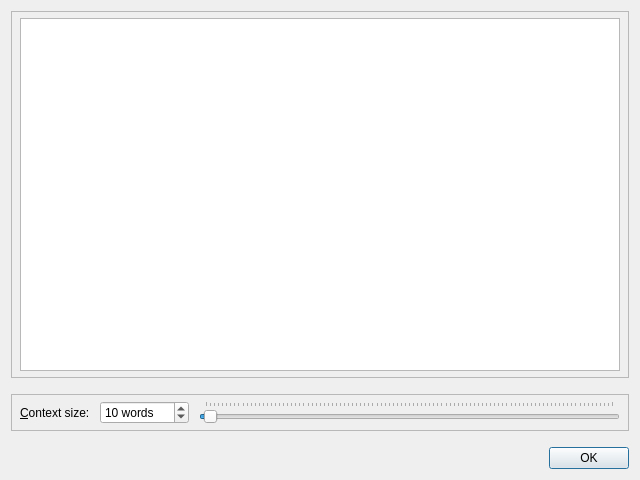
gkunter/coquery, file coquery/gui/ui/contextViewer.ui: the form before one commit.
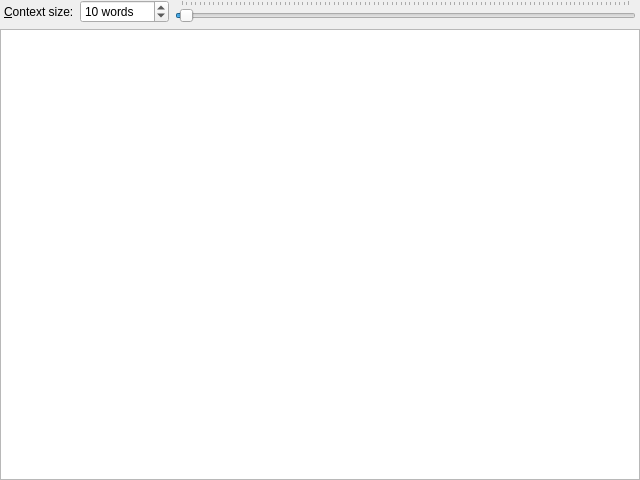
The form after the commit.

Commit message: Restyle context viewer

Patch:
```diff
--- a/coquery/gui/ui/contextViewer.ui
+++ b/coquery/gui/ui/contextViewer.ui
@@ -15,71 +15,18 @@
   </property>
   <layout class="QVBoxLayout" name="verticalLayout_3">
    <property name="spacing">
-    <number>16</number>
+    <number>-1</number>
    </property>
-   <item>
-    <widget class="QFrame" name="box_context">
-     <property name="frameShape">
-      <enum>QFrame::StyledPanel</enum>
-     </property>
-     <property name="frameShadow">
-      <enum>QFrame::Raised</enum>
-     </property>
-     <layout class="QVBoxLayout" name="verticalLayout_2">
-      <property name="leftMargin">
-       <number>8</number>
-      </property>
-      <property name="topMargin">
-       <number>6</number>
-      </property>
-      <property name="rightMargin">
-       <number>8</number>
-      </property>
-      <property name="bottomMargin">
-       <number>6</number>
-      </property>
+   <property name="margin">
+    <number>0</number>
+   </property>
       <item>
-       <widget class="QTextBrowser" name="context_area">
-        <property name="autoFillBackground">
-         <bool>false</bool>
-        </property>
-        <property name="frameShape">
-         <enum>QFrame::StyledPanel</enum>
-        </property>
-        <property name="frameShadow">
-         <enum>QFrame::Sunken</enum>
-        </property>
-        <property name="textInteractionFlags">
-         <set>Qt::LinksAccessibleByKeyboard|Qt::LinksAccessibleByMouse|Qt::TextBrowserInteraction|Qt::TextSelectableByKeyboard|Qt::TextSelectableByMouse</set>
-        </property>
-       </widget>
-      </item>
-     </layout>
-    </widget>
-   </item>
-   <item>
-    <widget class="QFrame" name="box_context_width">
-     <property name="frameShape">
-      <enum>QFrame::StyledPanel</enum>
-     </property>
-     <property name="frameShadow">
-      <enum>QFrame::Raised</enum>
-     </property>
-     <layout class="QHBoxLayout" name="horizontalLayout_2">
-      <property name="spacing">
-       <number>10</number>
-      </property>
+    <layout class="QHBoxLayout" name="horizontalLayout">
       <property name="leftMargin">
-       <number>8</number>
-      </property>
-      <property name="topMargin">
-       <number>6</number>
-      </property>
+      <number>4</number>
+     </property>
       <property name="rightMargin">
-       <number>8</number>
-      </property>
-      <property name="bottomMargin">
-       <number>6</number>
+      <number>4</number>
       </property>
       <item>
        <widget class="QLabel" name="label_4">
@@ -160,15 +107,20 @@
        </widget>
       </item>
      </layout>
-    </widget>
    </item>
    <item>
-    <widget class="QDialogButtonBox" name="buttonBox">
-     <property name="orientation">
-      <enum>Qt::Horizontal</enum>
+    <widget class="QTextBrowser" name="context_area">
+     <property name="autoFillBackground">
+      <bool>false</bool>
      </property>
-     <property name="standardButtons">
-      <set>QDialogButtonBox::Ok</set>
+     <property name="frameShape">
+      <enum>QFrame::StyledPanel</enum>
+     </property>
+     <property name="frameShadow">
+      <enum>QFrame::Sunken</enum>
+     </property>
+     <property name="textInteractionFlags">
+      <set>Qt::LinksAccessibleByKeyboard|Qt::LinksAccessibleByMouse|Qt::TextBrowserInteraction|Qt::TextSelectableByKeyboard|Qt::TextSelectableByMouse</set>
      </property>
     </widget>
    </item>
```
Lines whose indentation alone changed are shown as unchanged. The commit also changes 1 other file.
